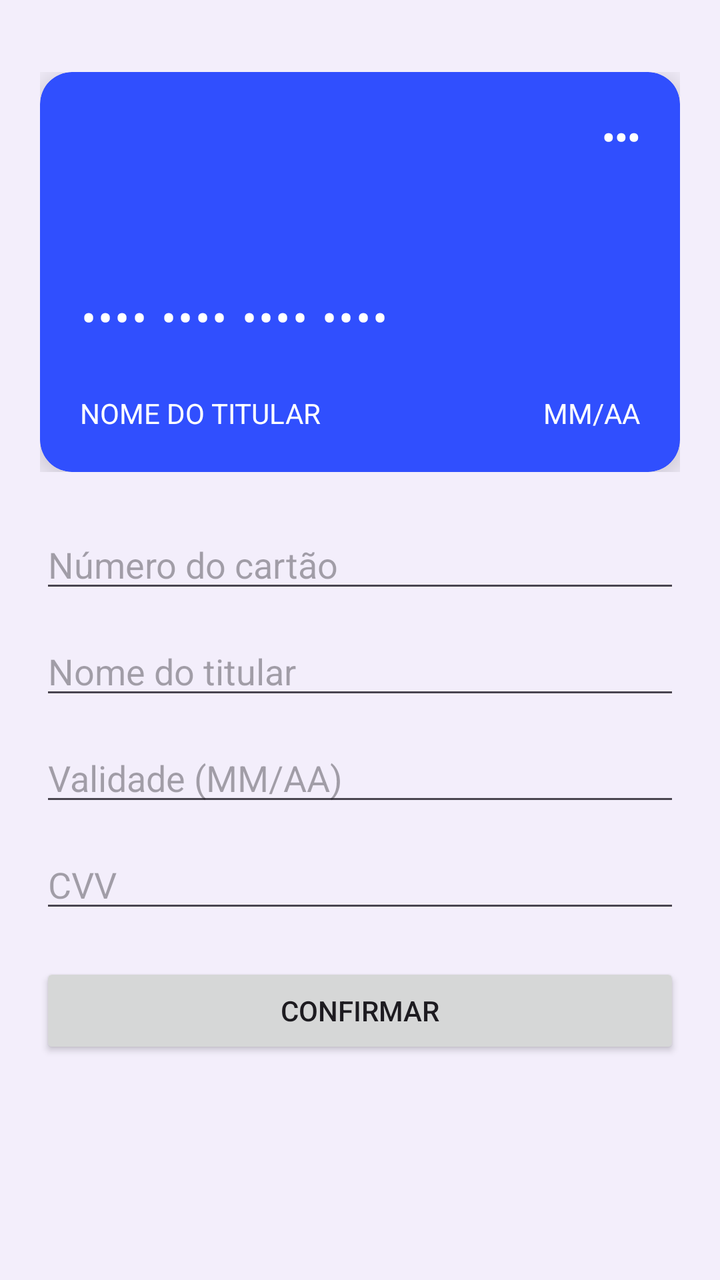
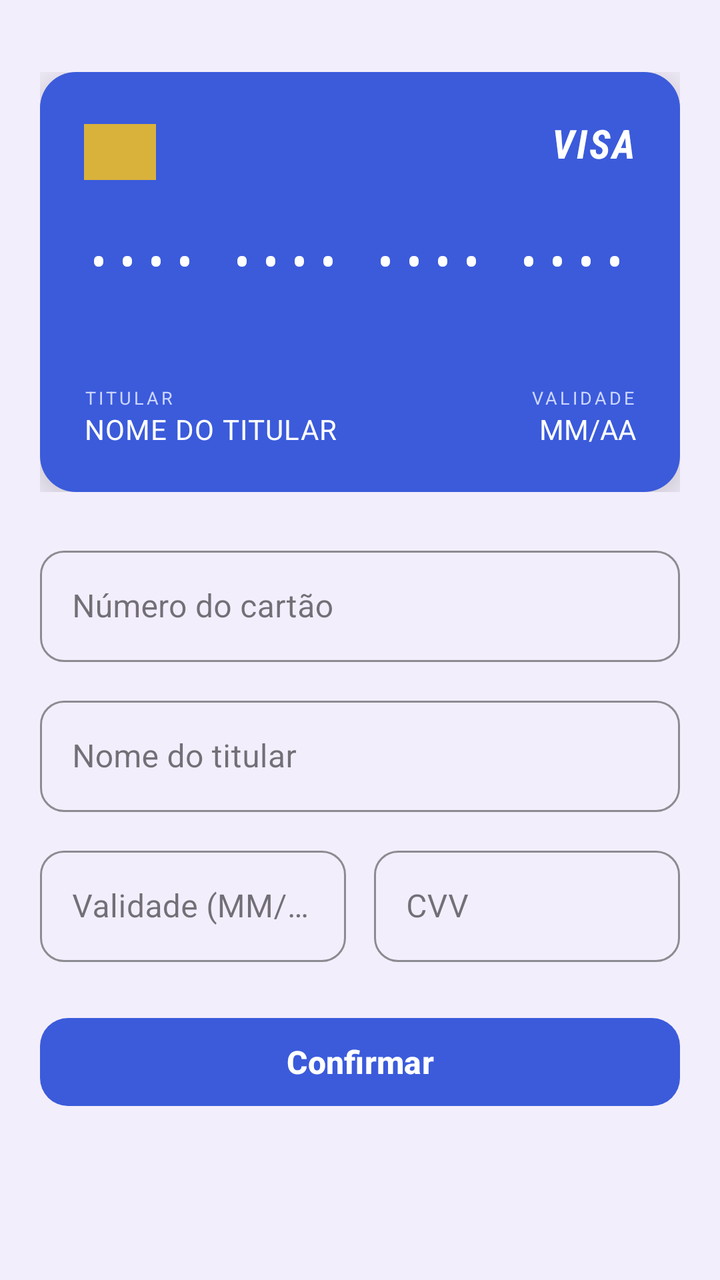

The first picture is an Android layout as it rendered before a commit; the second is the same layout after the commit. The layout source and the unified diff follow.
<!-- AndroidManifest.xml: application theme Theme.MyCard -->
<!-- res/layout/activity_main.xml -->
<?xml version="1.0" encoding="utf-8"?>
<androidx.constraintlayout.widget.ConstraintLayout
    xmlns:android="http://schemas.android.com/apk/res/android"
    xmlns:app="http://schemas.android.com/apk/res-auto"
    android:layout_width="match_parent"
    android:layout_height="match_parent"
    android:background="#F3EEFB"
    android:padding="20dp">

    
    <FrameLayout
        android:id="@+id/cardContainer"
        android:layout_width="0dp"
        android:layout_height="200dp"
        app:layout_constraintTop_toTopOf="parent"
        app:layout_constraintStart_toStartOf="parent"
        app:layout_constraintEnd_toEndOf="parent"
        android:layout_marginTop="16dp">

        
        <androidx.cardview.widget.CardView
            android:id="@+id/cardFront"
            android:layout_width="match_parent"
            android:layout_height="match_parent"
            app:cardCornerRadius="16dp"
            app:cardBackgroundColor="@color/card_blue"
            app:cardElevation="8dp">

            <androidx.constraintlayout.widget.ConstraintLayout
                android:layout_width="match_parent"
                android:layout_height="match_parent"
                android:padding="20dp">

                <TextView
                    android:id="@+id/tvBrandLogo"
                    android:layout_width="wrap_content"
                    android:layout_height="wrap_content"
                    android:text="•••"
                    android:textColor="@android:color/white"
                    android:textSize="18sp"
                    android:textStyle="bold"
                    app:layout_constraintTop_toTopOf="parent"
                    app:layout_constraintEnd_toEndOf="parent" />

                <TextView
                    android:id="@+id/tvCardNumber"
                    android:layout_width="wrap_content"
                    android:layout_height="wrap_content"
                    android:text="•••• •••• •••• ••••"
                    android:textColor="@android:color/white"
                    android:textSize="22sp"
                    android:letterSpacing="0.05"
                    app:layout_constraintStart_toStartOf="parent"
                    app:layout_constraintBottom_toTopOf="@id/tvHolderName"
                    android:layout_marginBottom="24dp" />

                <TextView
                    android:id="@+id/tvHolderName"
                    android:layout_width="wrap_content"
                    android:layout_height="wrap_content"
                    android:text="NOME DO TITULAR"
                    android:textColor="@android:color/white"
                    android:textSize="14sp"
                    app:layout_constraintStart_toStartOf="parent"
                    app:layout_constraintBottom_toBottomOf="parent" />

                <TextView
                    android:id="@+id/tvExpiry"
                    android:layout_width="wrap_content"
                    android:layout_height="wrap_content"
                    android:text="MM/AA"
                    android:textColor="@android:color/white"
                    android:textSize="14sp"
                    app:layout_constraintEnd_toEndOf="parent"
                    app:layout_constraintBottom_toBottomOf="parent" />

            </androidx.constraintlayout.widget.ConstraintLayout>
        </androidx.cardview.widget.CardView>

        
        <androidx.cardview.widget.CardView
            android:id="@+id/cardBack"
            android:layout_width="match_parent"
            android:layout_height="match_parent"
            app:cardCornerRadius="16dp"
            app:cardBackgroundColor="@color/card_blue"
            app:cardElevation="8dp"
            android:visibility="invisible">

            <LinearLayout
                android:layout_width="match_parent"
                android:layout_height="match_parent"
                android:orientation="vertical">

                <View
                    android:layout_width="match_parent"
                    android:layout_height="40dp"
                    android:layout_marginTop="16dp"
                    android:background="#000000" />

                <TextView
                    android:id="@+id/tvCvvBack"
                    android:layout_width="wrap_content"
                    android:layout_height="wrap_content"
                    android:layout_gravity="end"
                    android:layout_marginTop="16dp"
                    android:layout_marginEnd="20dp"
                    android:background="@android:color/white"
                    android:padding="8dp"
                    android:text="•••"
                    android:textColor="@android:color/black" />

            </LinearLayout>
        </androidx.cardview.widget.CardView>

    </FrameLayout>

    
    <ScrollView
        android:layout_width="0dp"
        android:layout_height="0dp"
        app:layout_constraintTop_toBottomOf="@id/cardContainer"
        app:layout_constraintBottom_toBottomOf="parent"
        app:layout_constraintStart_toStartOf="parent"
        app:layout_constraintEnd_toEndOf="parent"
        android:layout_marginTop="24dp">

        <LinearLayout
            android:layout_width="match_parent"
            android:layout_height="wrap_content"
            android:orientation="vertical">

            <EditText
                android:id="@+id/etCardNumber"
                android:layout_width="match_parent"
                android:layout_height="wrap_content"
                android:hint="Número do cartão"
                android:inputType="number"
                android:maxLength="19" />

            <EditText
                android:id="@+id/etHolderName"
                android:layout_width="match_parent"
                android:layout_height="wrap_content"
                android:layout_marginTop="12dp"
                android:hint="Nome do titular"
                android:inputType="textCapCharacters" />

            <EditText
                android:id="@+id/etExpiry"
                android:layout_width="match_parent"
                android:layout_height="wrap_content"
                android:layout_marginTop="12dp"
                android:hint="Validade (MM/AA)"
                android:inputType="number"
                android:maxLength="5" />

            <EditText
                android:id="@+id/etCvv"
                android:layout_width="match_parent"
                android:layout_height="wrap_content"
                android:layout_marginTop="12dp"
                android:hint="CVV"
                android:inputType="numberPassword"
                android:maxLength="3" />

            <Button
                android:id="@+id/btnSubmit"
                android:layout_width="match_parent"
                android:layout_height="wrap_content"
                android:layout_marginTop="20dp"
                android:text="Confirmar" />

        </LinearLayout>
    </ScrollView>

</androidx.constraintlayout.widget.ConstraintLayout>
<!-- resources referenced by this layout -->
<resources>
  <color name="card_blue">#304FFE</color>
  <style name="Theme.MyCard" parent="Base.Theme.MyCard" />
  <style name="Base.Theme.MyCard" parent="Theme.Material3.DayNight.NoActionBar">
          
          
      </style>
</resources>

<!-- the commit's change to res/layout/activity_main.xml (unified diff, before → after) -->
@@ -11,7 +11,7 @@
     <FrameLayout
         android:id="@+id/cardContainer"
         android:layout_width="0dp"
-        android:layout_height="200dp"
+        android:layout_height="210dp"
         app:layout_constraintTop_toTopOf="parent"
         app:layout_constraintStart_toStartOf="parent"
         app:layout_constraintEnd_toEndOf="parent"
@@ -22,47 +22,86 @@
             android:id="@+id/cardFront"
             android:layout_width="match_parent"
             android:layout_height="match_parent"
-            app:cardCornerRadius="16dp"
-            app:cardBackgroundColor="@color/card_blue"
-            app:cardElevation="8dp">
+            app:cardCornerRadius="18dp"
+            app:cardElevation="10dp"
+            app:cardBackgroundColor="@android:color/transparent">
 
             <androidx.constraintlayout.widget.ConstraintLayout
                 android:layout_width="match_parent"
                 android:layout_height="match_parent"
-                android:padding="20dp">
-
+                android:background="@color/card_front"
+                android:padding="22dp">
+
+                
                 <TextView
                     android:id="@+id/tvBrandLogo"
                     android:layout_width="wrap_content"
                     android:layout_height="wrap_content"
-                    android:text="•••"
-                    android:textColor="@android:color/white"
-                    android:textSize="18sp"
-                    android:textStyle="bold"
+                    android:text="VISA"
+                    android:textColor="@android:color/white"
+                    android:textSize="20sp"
+                    android:textStyle="bold|italic"
+                    android:fontFamily="sans-serif-condensed"
+                    android:letterSpacing="0.05"
                     app:layout_constraintTop_toTopOf="parent"
                     app:layout_constraintEnd_toEndOf="parent" />
 
+                
+                <View
+                    android:id="@+id/viewChip"
+                    android:layout_width="36dp"
+                    android:layout_height="28dp"
+                    android:background="@color/chip_gold"
+                    app:layout_constraintTop_toTopOf="parent"
+                    app:layout_constraintStart_toStartOf="parent"
+                    android:layout_marginTop="4dp" />
+
                 <TextView
                     android:id="@+id/tvCardNumber"
                     android:layout_width="wrap_content"
                     android:layout_height="wrap_content"
                     android:text="•••• •••• •••• ••••"
                     android:textColor="@android:color/white"
-                    android:textSize="22sp"
-                    android:letterSpacing="0.05"
-                    app:layout_constraintStart_toStartOf="parent"
-                    app:layout_constraintBottom_toTopOf="@id/tvHolderName"
-                    android:layout_marginBottom="24dp" />
+                    android:textSize="21sp"
+                    android:fontFamily="monospace"
+                    android:letterSpacing="0.08"
+                    app:layout_constraintStart_toStartOf="parent"
+                    app:layout_constraintTop_toBottomOf="@id/viewChip"
+                    android:layout_marginTop="26dp" />
+
+                <TextView
+                    android:id="@+id/tvHolderLabel"
+                    android:layout_width="wrap_content"
+                    android:layout_height="wrap_content"
+                    android:text="TITULAR"
+                    android:textColor="@color/card_label_muted"
+                    android:textSize="9sp"
+                    android:letterSpacing="0.15"
+                    app:layout_constraintStart_toStartOf="parent"
+                    app:layout_constraintBottom_toTopOf="@id/tvHolderName" />
 
                 <TextView
                     android:id="@+id/tvHolderName"
-                    android:layout_width="wrap_content"
+                    android:layout_width="0dp"
                     android:layout_height="wrap_content"
                     android:text="NOME DO TITULAR"
                     android:textColor="@android:color/white"
                     android:textSize="14sp"
-                    app:layout_constraintStart_toStartOf="parent"
+                    android:letterSpacing="0.03"
+                    app:layout_constraintStart_toStartOf="parent"
+                    app:layout_constraintEnd_toStartOf="@id/tvExpiry"
                     app:layout_constraintBottom_toBottomOf="parent" />
+
+                <TextView
+                    android:id="@+id/tvExpiryLabel"
+                    android:layout_width="wrap_content"
+                    android:layout_height="wrap_content"
+                    android:text="VALIDADE"
+                    android:textColor="@color/card_label_muted"
+                    android:textSize="9sp"
+                    android:letterSpacing="0.15"
+                    app:layout_constraintEnd_toEndOf="@id/tvExpiry"
+                    app:layout_constraintBottom_toTopOf="@id/tvExpiry" />
 
                 <TextView
                     android:id="@+id/tvExpiry"
@@ -82,33 +121,37 @@
             android:id="@+id/cardBack"
             android:layout_width="match_parent"
             android:layout_height="match_parent"
-            app:cardCornerRadius="16dp"
-            app:cardBackgroundColor="@color/card_blue"
-            app:cardElevation="8dp"
+            app:cardCornerRadius="18dp"
+            app:cardElevation="10dp"
+            app:cardBackgroundColor="@android:color/transparent"
             android:visibility="invisible">
 
             <LinearLayout
                 android:layout_width="match_parent"
                 android:layout_height="match_parent"
+                android:background="@color/card_back"
                 android:orientation="vertical">
 
                 <View
                     android:layout_width="match_parent"
-                    android:layout_height="40dp"
-                    android:layout_marginTop="16dp"
-                    android:background="#000000" />
+                    android:layout_height="42dp"
+                    android:layout_marginTop="20dp"
+                    android:background="@color/magnetic_stripe" />
 
                 <TextView
                     android:id="@+id/tvCvvBack"
                     android:layout_width="wrap_content"
                     android:layout_height="wrap_content"
                     android:layout_gravity="end"
-                    android:layout_marginTop="16dp"
-                    android:layout_marginEnd="20dp"
+                    android:layout_marginTop="18dp"
+                    android:layout_marginEnd="22dp"
                     android:background="@android:color/white"
-                    android:padding="8dp"
+                    android:paddingHorizontal="14dp"
+                    android:paddingVertical="8dp"
                     android:text="•••"
-                    android:textColor="@android:color/black" />
+                    android:textColor="@android:color/black"
+                    android:letterSpacing="0.2"
+                    android:elevation="2dp" />
 
             </LinearLayout>
         </androidx.cardview.widget.CardView>
@@ -123,53 +166,121 @@
         app:layout_constraintBottom_toBottomOf="parent"
         app:layout_constraintStart_toStartOf="parent"
         app:layout_constraintEnd_toEndOf="parent"
-        android:layout_marginTop="24dp">
+        android:layout_marginTop="24dp"
+        android:clipToPadding="false"
+        android:scrollbars="none">
 
         <LinearLayout
             android:layout_width="match_parent"
             android:layout_height="wrap_content"
             android:orientation="vertical">
 
-            <EditText
-                android:id="@+id/etCardNumber"
+            <com.google.android.material.textfield.TextInputLayout
                 android:layout_width="match_parent"
                 android:layout_height="wrap_content"
-                android:hint="Número do cartão"
-                android:inputType="number"
-                android:maxLength="19" />
-
-            <EditText
-                android:id="@+id/etHolderName"
+                style="@style/Widget.MaterialComponents.TextInputLayout.OutlinedBox"
+                app:boxCornerRadiusTopStart="12dp"
+                app:boxCornerRadiusTopEnd="12dp"
+                app:boxCornerRadiusBottomStart="12dp"
+                app:boxCornerRadiusBottomEnd="12dp"
+                app:boxStrokeColor="@color/input_accent"
+                app:hintTextColor="@color/input_accent">
+
+                <com.google.android.material.textfield.TextInputEditText
+                    android:id="@+id/etCardNumber"
+                    android:layout_width="match_parent"
+                    android:layout_height="wrap_content"
+                    android:hint="Número do cartão"
+                    android:inputType="number"
+                    android:maxLength="19" />
+
+            </com.google.android.material.textfield.TextInputLayout>
+
+            <com.google.android.material.textfield.TextInputLayout
                 android:layout_width="match_parent"
                 android:layout_height="wrap_content"
-                android:layout_marginTop="12dp"
-                android:hint="Nome do titular"
-                android:inputType="textCapCharacters" />
-
-            <EditText
-                android:id="@+id/etExpiry"
+                android:layout_marginTop="14dp"
+                style="@style/Widget.MaterialComponents.TextInputLayout.OutlinedBox"
+                app:boxCornerRadiusTopStart="12dp"
+                app:boxCornerRadiusTopEnd="12dp"
+                app:boxCornerRadiusBottomStart="12dp"
+                app:boxCornerRadiusBottomEnd="12dp"
+                app:boxStrokeColor="@color/input_accent"
+                app:hintTextColor="@color/input_accent">
+
+                <com.google.android.material.textfield.TextInputEditText
+                    android:id="@+id/etHolderName"
+                    android:layout_width="match_parent"
+                    android:layout_height="wrap_content"
+                    android:hint="Nome do titular"
+                    android:inputType="textCapCharacters" />
+
+            </com.google.android.material.textfield.TextInputLayout>
+
+            <LinearLayout
                 android:layout_width="match_parent"
                 android:layout_height="wrap_content"
-                android:layout_marginTop="12dp"
-                android:hint="Validade (MM/AA)"
-                android:inputType="number"
-                android:maxLength="5" />
-
-            <EditText
-                android:id="@+id/etCvv"
-                android:layout_width="match_parent"
-                android:layout_height="wrap_content"
-                android:layout_marginTop="12dp"
-                android:hint="CVV"
-                android:inputType="numberPassword"
-                android:maxLength="3" />
-
-            <Button
+                android:layout_marginTop="14dp"
+                android:orientation="horizontal">
+
+                <com.google.android.material.textfield.TextInputLayout
+                    android:layout_width="0dp"
+                    android:layout_height="wrap_content"
+                    android:layout_weight="1"
+                    style="@style/Widget.MaterialComponents.TextInputLayout.OutlinedBox"
+                    app:boxCornerRadiusTopStart="12dp"
+                    app:boxCornerRadiusTopEnd="12dp"
+                    app:boxCornerRadiusBottomStart="12dp"
+                    app:boxCornerRadiusBottomEnd="12dp"
+                    app:boxStrokeColor="@color/input_accent"
+                    app:hintTextColor="@color/input_accent">
+
+                    <com.google.android.material.textfield.TextInputEditText
+                        android:id="@+id/etExpiry"
+                        android:layout_width="match_parent"
+                        android:layout_height="wrap_content"
+                        android:hint="Validade (MM/AA)"
+                        android:inputType="number"
+                        android:maxLength="5" />
+
+                </com.google.android.material.textfield.TextInputLayout>
+
+                <com.google.android.material.textfield.TextInputLayout
+                    android:layout_width="0dp"
+                    android:layout_height="wrap_content"
+                    android:layout_weight="1"
+                    android:layout_marginStart="14dp"
+                    style="@style/Widget.MaterialComponents.TextInputLayout.OutlinedBox"
+                    app:boxCornerRadiusTopStart="12dp"
+                    app:boxCornerRadiusTopEnd="12dp"
+                    app:boxCornerRadiusBottomStart="12dp"
+                    app:boxCornerRadiusBottomEnd="12dp"
+                    app:boxStrokeColor="@color/input_accent"
+                    app:hintTextColor="@color/input_accent">
+
+                    <com.google.android.material.textfield.TextInputEditText
+                        android:id="@+id/etCvv"
+                        android:layout_width="match_parent"
+                        android:layout_height="wrap_content"
+                        android:hint="CVV"
+                        android:inputType="numberPassword"
+                        android:maxLength="3" />
+
+                </com.google.android.material.textfield.TextInputLayout>
+
+            </LinearLayout>
+
+            <com.google.android.material.button.MaterialButton
                 android:id="@+id/btnSubmit"
                 android:layout_width="match_parent"
-                android:layout_height="wrap_content"
-                android:layout_marginTop="20dp"
-                android:text="Confirmar" />
+                android:layout_height="52dp"
+                android:layout_marginTop="24dp"
+                android:text="Confirmar"
+                android:textSize="16sp"
+                android:textStyle="bold"
+                app:cornerRadius="14dp"
+                app:backgroundTint="@color/input_accent"
+                app:elevation="4dp" />
 
         </LinearLayout>
     </ScrollView>
<!-- resource entries referenced after the edit -->
@@ -1,6 +1,11 @@
 <!-- resources referenced by this layout -->
 <resources>
-  <color name="card_blue">#304FFE</color>
+  <color name="card_back">#22307E</color>
+  <color name="card_front">#3B5BDB</color>
+  <color name="card_label_muted">#CCD6FF</color>
+  <color name="chip_gold">#D9B23C</color>
+  <color name="input_accent">#3B5BDB</color>
+  <color name="magnetic_stripe">#1A1A1A</color>
   <style name="Theme.MyCard" parent="Base.Theme.MyCard" />
   <style name="Base.Theme.MyCard" parent="Theme.Material3.DayNight.NoActionBar">
           
